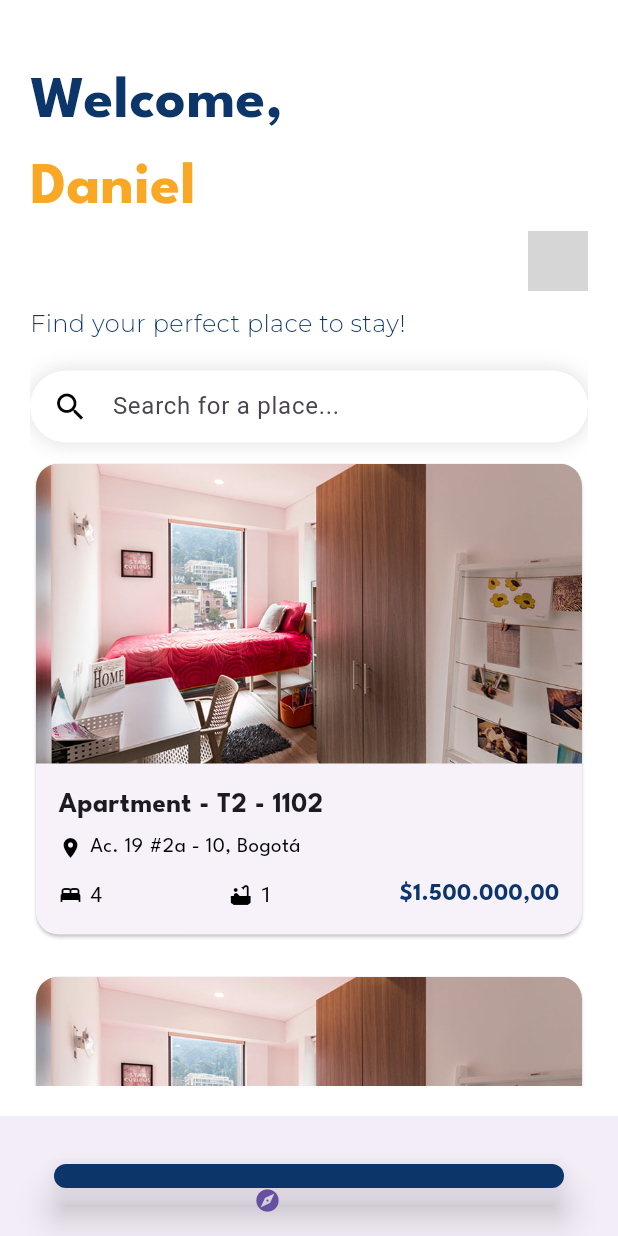
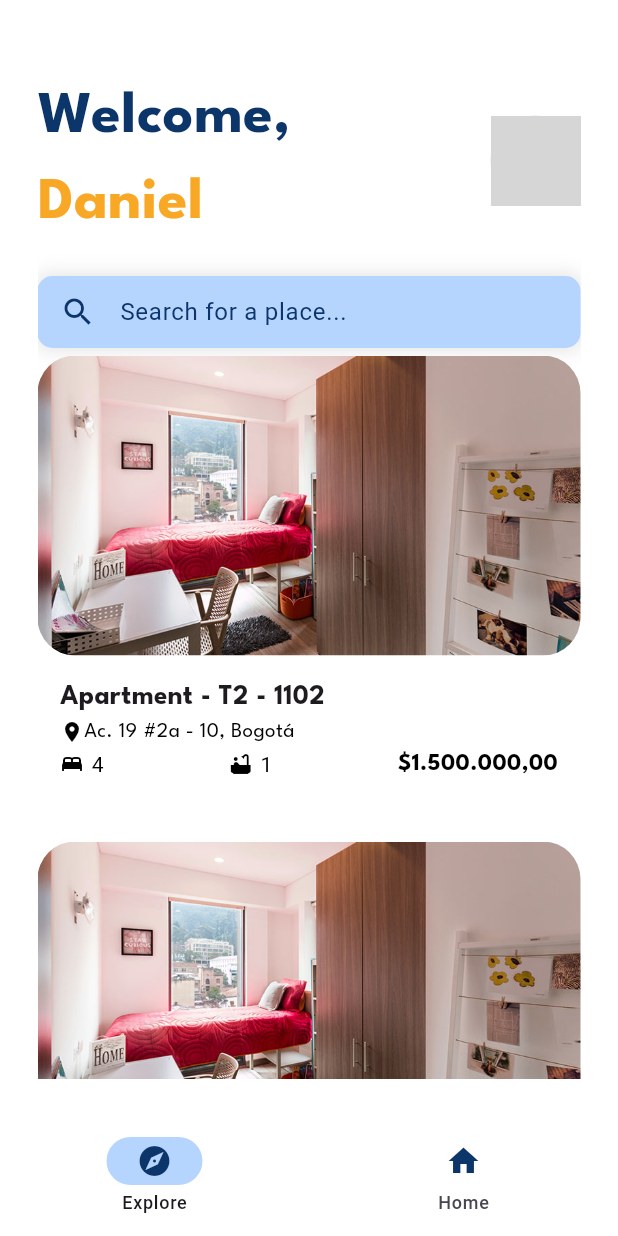
Before and after one commit to ISIS3510-202420-Team23/FlutterApp, a Flutter app: the ExploreView screen opened directly, on a phone screen of 412 x 824 dp. Run offline on Flutter 3.47's test engine with Material 3 defaults, Android fonts, the phone set to English and light mode, and no system bars; our stand-ins replace equatable, firebase_auth, firebase_core, firebase_database, flutter_bloc, flutter_dotenv and 1 more; missing offline and left inert: logging_to_logcat; accounts and stored records are empty; project files that could hold a hidden picture were left out; grey boxes are pictures that could not be loaded.

Commit message:
feat: Explore view done

```diff
--- a/lib/main.dart
+++ b/lib/main.dart
@@ -6,7 +6,9 @@ import 'package:logging/logging.dart';
 import 'package:logging_to_logcat/logging_to_logcat.dart';
 import 'package:flutter_bloc/flutter_bloc.dart';
 import 'view/auth/bloc/auth_bloc.dart';
+import 'view/profile_selection/views/profile_picker_view.dart';
 import 'view/common/welcome_page.dart';
+import 'view/explore/views/explore_view.dart';
 
 void main() async {
   await _initializeApp();
@@ -52,7 +54,7 @@ class MyApp extends StatelessWidget {
         theme: ThemeData(
           primarySwatch: Colors.blue,
         ),
-        home: const ProfilePickerView(),
+        home: const WelcomePage(),
       ),
     );
   }
--- a/lib/view/explore/views/explore_view.dart
+++ b/lib/view/explore/views/explore_view.dart
@@ -1,64 +1,65 @@
 import 'package:flutter/material.dart';
 
-class ExploreView extends StatelessWidget {
+class ExploreView extends StatefulWidget {
   const ExploreView({super.key});
+
+  @override
+  State<ExploreView> createState() => _ExploreViewState();
+}
+
+class _ExploreViewState extends State<ExploreView> {
+  int currentPageIndex = 0;
 
   @override
   Widget build(BuildContext context) {
     return Scaffold(
       backgroundColor: Colors.white, // White background
       body: Padding(
-        padding: const EdgeInsets.all(20.0),
+        padding: const EdgeInsets.all(25.0),
         child: SingleChildScrollView(
           child: Column(
             crossAxisAlignment: CrossAxisAlignment.start,
             children: [
-              const SizedBox(height: 20),
+              const SizedBox(height: 25),
               const Row(
+                mainAxisAlignment: MainAxisAlignment.spaceBetween,
+                children: [
+                  Column(
+                    crossAxisAlignment: CrossAxisAlignment.start,
                     children: [
                       Text(
-                    'Welcome,', // First part of the greeting
+                        'Welcome,',
                         style: TextStyle(
                           fontFamily: 'League Spartan',
                           fontSize: 40,
-                      fontWeight: FontWeight.w700,
+                          fontWeight: FontWeight.w600,
                           color: Color(0xFF0C356A),
+                        ),
+                      ),
+                      Text(
+                        'Daniel',
+                        style: TextStyle(
+                          fontFamily: 'League Spartan',
+                          fontSize: 40,
+                          fontWeight: FontWeight.w600,
+                          color: Color(0xFFF9A826),
                         ),
                       ),
                     ],
                   ),
-              const Text(
-                'Daniel', // Second part of the greeting
-                style: TextStyle(
-                  fontFamily: 'League Spartan',
-                  fontSize: 40,
-                  fontWeight: FontWeight.w700,
-                  color: Color(0xFFF9A826),
+                  CircleAvatar(
+                    backgroundImage: AssetImage('lib/assets/dani.jpg'), // Profile image
+                    radius: 30,
                   ),
-              ),
-              const Align(
-                alignment: Alignment.topRight,
-                child: CircleAvatar(
-                  backgroundImage: AssetImage('lib/assets/profile_picture.png'), // Profile image
-                  radius: 20,
-                ),
-              ),
-              const SizedBox(height: 10),
-              const Text(
-                'Find your perfect place to stay!',
-                style: TextStyle(
-                  fontFamily: 'Montserrat',
-                  fontSize: 16,
-                  color: Color(0xFF0C356A),
-                ),
+                ],
               ),
               const SizedBox(height: 20),
               // Search Bar
               Container(
                 padding: const EdgeInsets.symmetric(horizontal: 15),
                 decoration: BoxDecoration(
-                  color: Colors.white,
-                  borderRadius: BorderRadius.circular(30),
+                  color: const Color(0xFFB5D5FF),
+                  borderRadius: BorderRadius.circular(10),
                   boxShadow: [
                     BoxShadow(
                       color: Colors.black.withOpacity(0.1),
@@ -70,19 +71,21 @@ class ExploreView extends StatelessWidget {
                 child: const TextField(
                   decoration: InputDecoration(
                     hintText: 'Search for a place...',
+                    hintStyle: TextStyle(color: Color(0xFF0C356A)),
                     border: InputBorder.none,
-                    icon: Icon(Icons.search, color: Colors.black),
+                    icon: Icon(Icons.search, color: Color(0xFF0C356A)),
                   ),
                 ),
               ),
+
               // Explore List (Example of Properties)
               ListView.builder(
                 physics: const NeverScrollableScrollPhysics(),
                 shrinkWrap: true,
-                itemCount: 2, // You can make this dynamic based on property listings
+                itemCount: 4, // You can make this dynamic based on property listings
                 itemBuilder: (context, index) {
                   return const Padding(
-                    padding: EdgeInsets.symmetric(vertical: 10),
+                    padding: EdgeInsets.symmetric(vertical: 5),
                     child: PropertyCard(
                       imageUrl: 'lib/assets/apartment_image.jpg', // Replace with actual image URL
                       title: 'Apartment - T2 - 1102',
@@ -98,22 +101,25 @@ class ExploreView extends StatelessWidget {
           ),
         ),
       ),
-      bottomNavigationBar: BottomAppBar(
-        child: Padding(
-          padding: const EdgeInsets.all(20.0),
-          child: ElevatedButton.icon(
-            onPressed: () {
-              // Navigate to explore more properties
+      bottomNavigationBar: NavigationBar(
+        onDestinationSelected: (int index) {
+          setState(() {
+            currentPageIndex = index;
+          });
         },
-            icon: const Icon(Icons.explore),
-            label: const Text('Explore'),
-            style: ElevatedButton.styleFrom(
-              padding: const EdgeInsets.symmetric(vertical: 15, horizontal: 50),
-              backgroundColor: const Color(0xFF0C356A), // Dark Blue colo
-              elevation: 10,
+        indicatorColor: const Color(0xFFB5D5FF),
+        backgroundColor: Colors.white,
+        selectedIndex: currentPageIndex,
+        destinations: const [
+          NavigationDestination(
+            icon: Icon(Icons.explore, color: Color(0xFF0C356A)),
+            label: 'Explore',
           ),
+          NavigationDestination(
+            icon: Icon(Icons.home, color: Color(0xFF0C356A)),
+            label: 'Home',
           ),
-        ),
+        ],
       ),
     );
   }
@@ -138,19 +144,20 @@ class PropertyCard extends StatelessWidget {
 
   @override
   Widget build(BuildContext context) {
-    return Card(
-      shape: RoundedRectangleBorder(borderRadius: BorderRadius.circular(15)),
-      child: Column(
-        crossAxisAlignment: CrossAxisAlignment.start,
+    return Column(
       children: [
         ClipRRect(
-            borderRadius: const BorderRadius.only(
-              topLeft: Radius.circular(15),
-              topRight: Radius.circular(15),
-            ),
+          borderRadius: BorderRadius.circular(25), // Rounded image
           child: Image.asset(imageUrl, fit: BoxFit.cover, height: 200, width: double.infinity),
         ),
-          Padding(
+        Card(
+          color: Colors.white, // White card background
+          shape: RoundedRectangleBorder(
+            borderRadius: BorderRadius.circular(15),
+          ),
+          margin: const EdgeInsets.only(top: 0, bottom: 15), // Small space between image and card
+          elevation: 0, // Slight elevation to give the card a background effect
+          child: Padding(
             padding: const EdgeInsets.all(15.0),
             child: Column(
               crossAxisAlignment: CrossAxisAlignment.start,
@@ -163,11 +170,11 @@ class PropertyCard extends StatelessWidget {
                     fontWeight: FontWeight.bold,
                   ),
                 ),
-                const SizedBox(height: 5),
+                const SizedBox(height: 0),
                 Row(
                   children: [
                     const Icon(Icons.location_on, size: 16, color: Colors.black),
-                    const SizedBox(width: 5),
+                    const SizedBox(width: 0),
                     Text(
                       location,
                       style: const TextStyle(
@@ -178,7 +185,7 @@ class PropertyCard extends StatelessWidget {
                     ),
                   ],
                 ),
-                const SizedBox(height: 10),
+                const SizedBox(height: 0),
                 Row(
                   mainAxisAlignment: MainAxisAlignment.spaceBetween,
                   children: [
@@ -202,7 +209,7 @@ class PropertyCard extends StatelessWidget {
                         fontFamily: 'League Spartan',
                         fontSize: 16,
                         fontWeight: FontWeight.bold,
-                        color: Color(0xFF0C356A),
+                        color: Colors.black,
                       ),
                     ),
                   ],
@@ -210,8 +217,8 @@ class PropertyCard extends StatelessWidget {
               ],
             ),
           ),
+        ),
       ],
-      ),
     );
   }
 }
--- a/pubspec.yaml
+++ b/pubspec.yaml
@@ -77,6 +77,7 @@ flutter:
     - lib/assets/2.svg
     - lib/assets/google.png
     - lib/assets/apartment_image.jpg
+    - lib/assets/dani.jpg
   fonts:
     - family: League Spartan
       fonts:
```
Also changed, not shown: lib/assets/Dani.jpg (added). Lines whose indentation alone changed are shown as unchanged.
